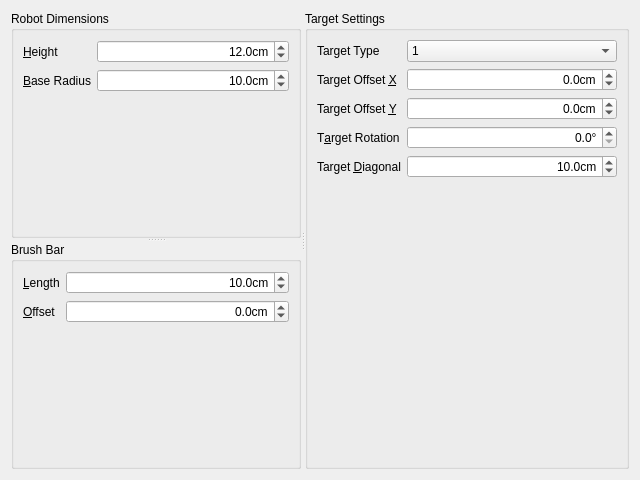
First picture: the form in app/src/tools/gui/RobotMetricsToolWidget.ui, repository dysonltd-zz/gts, before the edit.
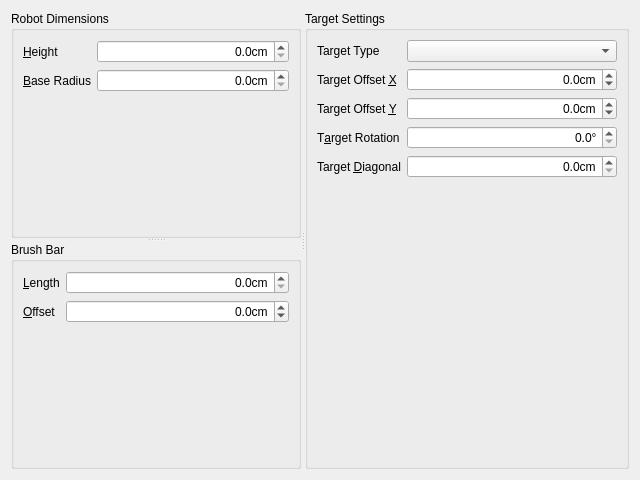
Second picture: the form after the edit.

The edit to the form file:
```diff
--- a/app/src/tools/gui/RobotMetricsToolWidget.ui
+++ b/app/src/tools/gui/RobotMetricsToolWidget.ui
@@ -52,9 +52,6 @@
           <property name="singleStep">
            <double>0.100000000000000</double>
           </property>
-          <property name="value">
-           <double>12.000000000000000</double>
-          </property>
          </widget>
         </item>
         <item row="1" column="0">
@@ -81,9 +78,6 @@
           <property name="singleStep">
            <double>0.100000000000000</double>
           </property>
-          <property name="value">
-           <double>10.000000000000000</double>
-          </property>
          </widget>
         </item>
        </layout>
@@ -117,9 +111,6 @@
           <property name="singleStep">
            <double>0.100000000000000</double>
           </property>
-          <property name="value">
-           <double>10.000000000000000</double>
-          </property>
          </widget>
         </item>
         <item row="1" column="0">
@@ -183,16 +174,6 @@
               <verstretch>0</verstretch>
              </sizepolicy>
             </property>
-            <item>
-             <property name="text">
-              <string>1</string>
-             </property>
-            </item>
-            <item>
-             <property name="text">
-              <string>2</string>
-             </property>
-            </item>
            </widget>
           </item>
 
@@ -308,9 +289,6 @@
             <property name="singleStep">
              <double>0.100000000000000</double>
             </property>
-            <property name="value">
-             <double>10.000000000000000</double>
-            </property>
            </widget>
           </item>
          </layout>
```
Left out of the diff: 4 changed lines with no effect on the pictures.
